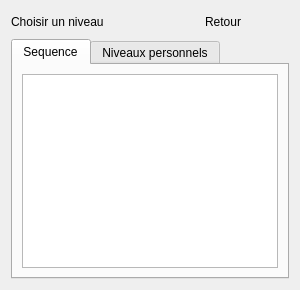
The window that Source/Elements/UI/LevelSelectScreen.ui (azertval/ProjectGaming) describes before a commit, drawn with Qt 5.
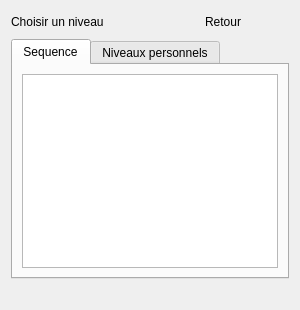
The same window after the commit. Custom widgets are drawn as their Qt base class.

Patch:
```diff
--- a/Source/Elements/UI/LevelSelectScreen.ui
+++ b/Source/Elements/UI/LevelSelectScreen.ui
@@ -44,6 +44,13 @@
      </widget>
     </widget>
    </item>
+   <item>
+    <widget class="QLabel" name="hintsLabel">
+     <property name="text"><string/></property>
+     <property name="textFormat"><enum>Qt::RichText</enum></property>
+     <property name="alignment"><set>Qt::AlignRight|Qt::AlignVCenter</set></property>
+    </widget>
+   </item>
   </layout>
  </widget>
  <customwidgets>
```
